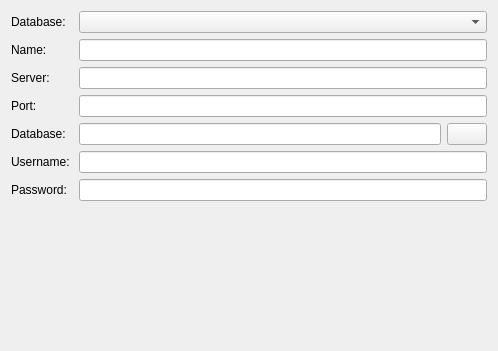
mispp/goat, file ui/ConnectionWidget.ui: the form before one commit.
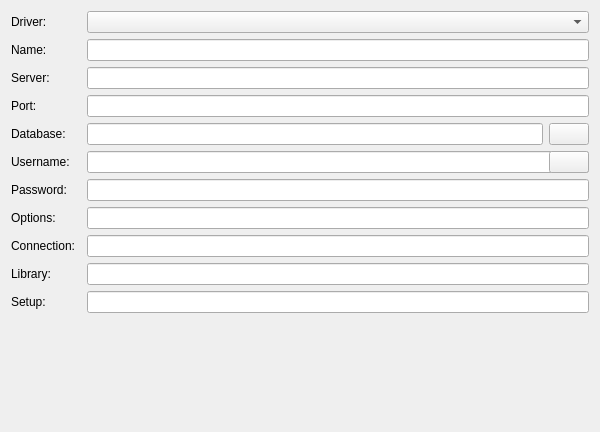
The form after the commit. Icons and pictures are not drawn.

```diff
--- a/ui/ConnectionWidget.ui
+++ b/ui/ConnectionWidget.ui
@@ -6,8 +6,8 @@
    <rect>
     <x>0</x>
     <y>0</y>
-    <width>498</width>
-    <height>351</height>
+    <width>600</width>
+    <height>432</height>
    </rect>
   </property>
   <property name="windowTitle">
@@ -16,13 +16,33 @@
   <layout class="QVBoxLayout" name="verticalLayout">
    <item>
     <layout class="QGridLayout" name="gridLayout">
+     <item row="7" column="0">
+      <widget class="QLabel" name="optionsLabel">
+       <property name="text">
+        <string>Options:</string>
+       </property>
+      </widget>
+     </item>
+     <item row="9" column="2" colspan="2">
+      <widget class="QLineEdit" name="txtLibrary"/>
+     </item>
+     <item row="10" column="2" colspan="2">
+      <widget class="QLineEdit" name="txtSetup"/>
+     </item>
+     <item row="9" column="0">
+      <widget class="QLabel" name="label_7">
+       <property name="text">
+        <string>Library:</string>
+       </property>
+      </widget>
+     </item>
      <item row="0" column="0" colspan="2">
       <widget class="QLabel" name="label_6">
        <property name="frameShape">
         <enum>QFrame::NoFrame</enum>
        </property>
        <property name="text">
-        <string>Database:</string>
+        <string>Driver:</string>
        </property>
       </widget>
      </item>
@@ -167,6 +187,40 @@
        </property>
       </widget>
      </item>
+     <item row="10" column="0">
+      <widget class="QLabel" name="label_9">
+       <property name="text">
+        <string>Setup:</string>
+       </property>
+      </widget>
+     </item>
+     <item row="5" column="3">
+      <widget class="QPushButton" name="optionDocumentionButton">
+       <property name="toolTip">
+        <string>Open Connection Options Documentation</string>
+       </property>
+       <property name="text">
+        <string/>
+       </property>
+       <property name="icon">
+        <iconset resource="../resources/icons.qrc">
+         <normaloff>:/icons/silk/icons/silk/help.png</normaloff>:/icons/silk/icons/silk/help.png</iconset>
+       </property>
+      </widget>
+     </item>
+     <item row="8" column="0">
+      <widget class="QLabel" name="connectionLabel">
+       <property name="text">
+        <string>Connection:</string>
+       </property>
+      </widget>
+     </item>
+     <item row="7" column="2" colspan="2">
+      <widget class="QLineEdit" name="txtOptions"/>
+     </item>
+     <item row="8" column="2" colspan="2">
+      <widget class="QLineEdit" name="txtConnection"/>
+     </item>
     </layout>
    </item>
    <item>
```
